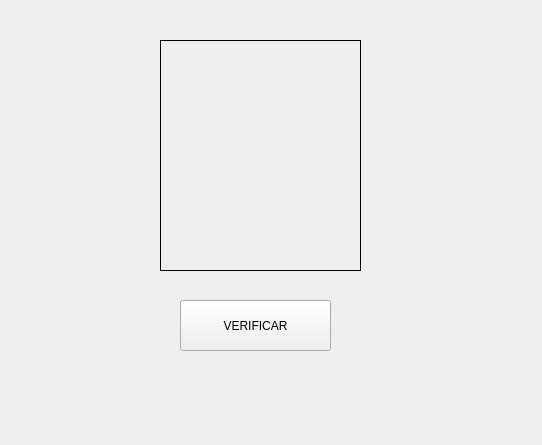
Before: the Qt Designer form interfazcamara.ui in ronaldominerov/proyectoiswii, drawn with Qt 5.
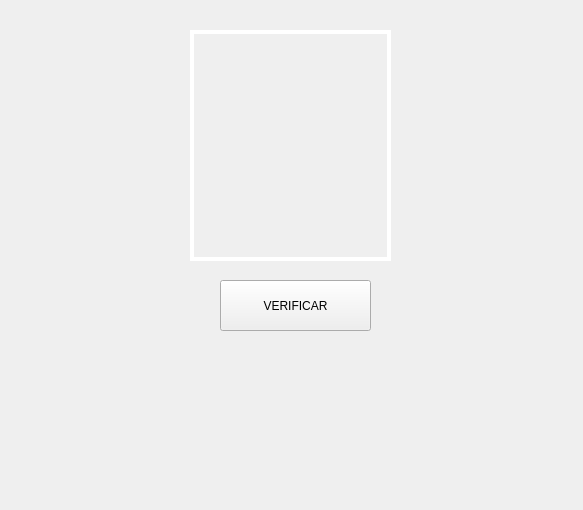
After: the same form once the commit is applied.

Commit message: interfaz bonita

The edit to the form file:
```diff
--- a/interfazcamara.ui
+++ b/interfazcamara.ui
@@ -6,8 +6,8 @@
    <rect>
     <x>0</x>
     <y>0</y>
-    <width>542</width>
-    <height>445</height>
+    <width>583</width>
+    <height>510</height>
    </rect>
   </property>
   <property name="windowTitle">
@@ -16,12 +16,15 @@
   <widget class="QLabel" name="lbl_camara">
    <property name="geometry">
     <rect>
-     <x>160</x>
-     <y>40</y>
+     <x>190</x>
+     <y>30</y>
      <width>201</width>
      <height>231</height>
     </rect>
    </property>
+   <property name="styleSheet">
+    <string notr="true">border: 4px solid white;</string>
+   </property>
    <property name="frameShape">
     <enum>QFrame::Box</enum>
    </property>
@@ -38,8 +41,8 @@
   <widget class="QPushButton" name="veriButton">
    <property name="geometry">
     <rect>
-     <x>180</x>
-     <y>300</y>
+     <x>220</x>
+     <y>280</y>
      <width>151</width>
      <height>51</height>
     </rect>
```
Left out of the diff: 2 changed lines with no effect on the pictures. The commit also changes 2 other files.
